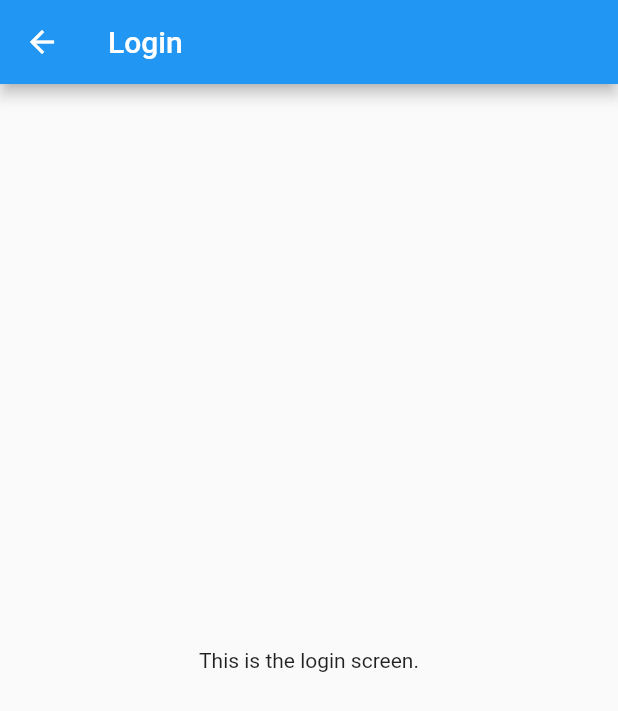
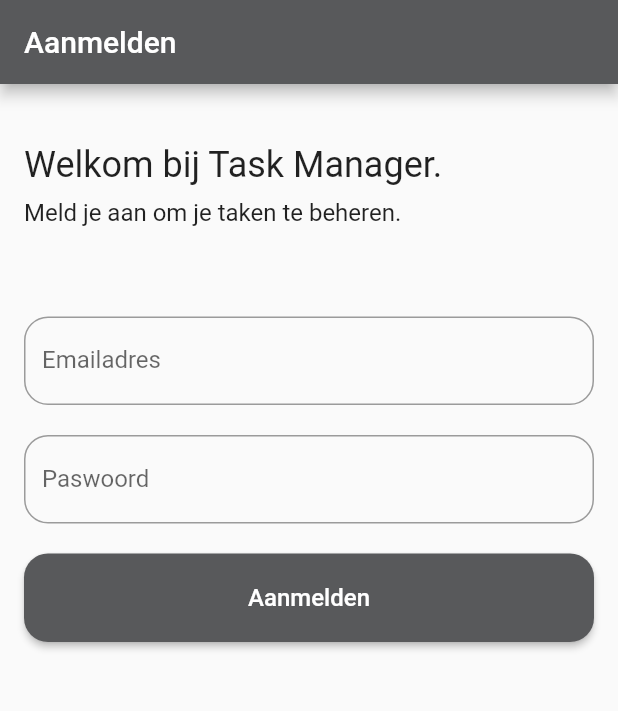
Before and after one commit to Talha-Bayansar/task-manager-flutter, a Flutter app: the screen it shows after launch, on a phone screen of 412 x 824 dp. Shown: the top 711 px of the screen. Run offline on Flutter 3.47's test engine with Material 2 defaults, Android fonts, the phone set to English and light mode, and no system bars; our stand-ins replace dio, email_validator, flutter_riverpod, shared_preferences.

```diff
--- a/lib/main.dart
+++ b/lib/main.dart
@@ -1,12 +1,18 @@
 import 'package:flutter/material.dart';
+import 'package:flutter_riverpod/flutter_riverpod.dart';
 import 'package:task_manager/screens/authentication/login/login_screen.dart';
 import 'package:task_manager/screens/home/home_screen.dart';
+import 'package:task_manager/theme/colors.dart';
 import 'package:task_manager/utillities/shared_prefs.dart';
 
-void main() {
+void main() async {
   WidgetsFlutterBinding.ensureInitialized();
-  SharedPrefs.init();
-  runApp(const MyApp());
+  await SharedPrefs.init();
+  runApp(
+    const ProviderScope(
+      child: MyApp(),
+    ),
+  );
 }
 
 class MyApp extends StatelessWidget {
@@ -17,12 +23,18 @@ class MyApp extends StatelessWidget {
     return MaterialApp(
       title: 'Task Manager',
       theme: ThemeData(
-        primarySwatch: Colors.blue,
+        primarySwatch: kGrey,
+        textTheme: const TextTheme(
+          button: TextStyle(
+            color: Colors.white,
+            fontSize: 16.0,
+          ),
+        ),
       ),
       initialRoute:
           SharedPrefs.instance.getString('jwt') != null ? '/' : '/login',
       routes: {
-        '/': (context) => const HomeScreen(),
+        '/': (context) => HomeScreen(),
         '/login': (context) => const LoginScreen(),
       },
     );
--- a/lib/screens/authentication/login/login_screen.dart
+++ b/lib/screens/authentication/login/login_screen.dart
@@ -1,4 +1,5 @@
 import 'package:flutter/material.dart';
+import 'package:task_manager/screens/authentication/login/widgets/login_form.dart';
 
 class LoginScreen extends StatelessWidget {
   static const routeName = '/login';
@@ -6,13 +7,43 @@ class LoginScreen extends StatelessWidget {
 
   @override
   Widget build(BuildContext context) {
-    return Scaffold(
-      appBar: AppBar(
-        title: const Text('Login'),
-      ),
-      body: const Center(
-        child: Text('This is the login screen.'),
-      ),
+    TextTheme textTheme = Theme.of(context).textTheme;
+    return WillPopScope(
+      onWillPop: () async {
+        if (Navigator.of(context).userGestureInProgress) {
+          return false;
+        } else {
+          return true;
+        }
+      },
+      child: Scaffold(
+          appBar: AppBar(
+            title: const Text('Aanmelden'),
+            automaticallyImplyLeading: false,
+          ),
+          body: ListView(
+            padding: const EdgeInsets.symmetric(horizontal: 16.0),
+            children: [
+              const SizedBox(
+                height: 40,
+              ),
+              Text(
+                'Welkom bij Task Manager.',
+                style: textTheme.headline5,
+              ),
+              const SizedBox(
+                height: 8,
+              ),
+              Text(
+                'Meld je aan om je taken te beheren.',
+                style: textTheme.subtitle1,
+              ),
+              const SizedBox(
+                height: 60,
+              ),
+              LoginForm(),
+            ],
+          )),
     );
   }
 }
--- /dev/null
+++ b/lib/screens/authentication/login/widgets/login_form.dart
@@ -0,0 +1,90 @@
+import 'package:email_validator/email_validator.dart';
+import 'package:flutter/material.dart';
+import 'package:flutter_riverpod/flutter_riverpod.dart';
+import 'package:task_manager/providers/user_provider.dart';
+import 'package:task_manager/widgets/custom_text_field.dart';
+import 'package:task_manager/widgets/submit_button.dart';
+
+class LoginForm extends StatelessWidget {
+  LoginForm({Key? key}) : super(key: key);
+  final GlobalKey<FormState> _formKey = GlobalKey<FormState>();
+  final TextEditingController _emailController = TextEditingController();
+  final TextEditingController _passwordController = TextEditingController();
+
+  String? validateEmail(String? value) {
+    if (value!.isNotEmpty) {
+      if (!EmailValidator.validate(value)) {
+        return 'Vul een geldig emailadres in.';
+      }
+    } else {
+      return 'Vul een geldig emailadres in.';
+    }
+  }
+
+  @override
+  Widget build(BuildContext context) {
+    return Form(
+      key: _formKey,
+      child: Column(
+        crossAxisAlignment: CrossAxisAlignment.stretch,
+        children: [
+          CustomTextField(
+            label: 'Emailadres',
+            controller: _emailController,
+            keyboardType: TextInputType.emailAddress,
+            validator: validateEmail,
+          ),
+          const SizedBox(
+            height: 20,
+          ),
+          CustomTextField(
+            label: 'Paswoord',
+            obscureText: true,
+            controller: _passwordController,
+            validator: (value) {
+              if (value!.length < 6) {
+                return 'Je paswoord moet minstens 6 karakters bevatten.';
+              }
+            },
+          ),
+          const SizedBox(
+            height: 20,
+          ),
+          Consumer(
+            builder: (context, ref, child) {
+              return SubmitButton(
+                title: 'Aanmelden',
+                onPressed: () async {
+                  if (_formKey.currentState!.validate()) {
+                    ScaffoldMessenger.of(context).showSnackBar(
+                      const SnackBar(
+                        content: Text("Aan het aanmelden..."),
+                        duration: Duration(seconds: 1),
+                      ),
+                    );
+                    try {
+                      await ref.read(userProvider).signIn(
+                          _emailController.text, _passwordController.text);
+                      Navigator.pushNamedAndRemoveUntil(
+                        context,
+                        '/',
+                        (route) => false,
+                      );
+                    } catch (e) {
+                      ScaffoldMessenger.of(context).showSnackBar(
+                        const SnackBar(
+                          content: Text(
+                              "Je hebt niet kunnen aanmelden. Probeer het opnieuw."),
+                        ),
+                      );
+                    }
+                  }
+                },
+              );
+            },
+          ),
+        ],
+      ),
+    );
+  }
+}
--- /dev/null
+++ b/lib/theme/colors.dart
@@ -0,0 +1,17 @@
+import 'package:flutter/material.dart';
+
+const MaterialColor kGrey = MaterialColor(
+  0xff58595B, // 0% comes in here, this will be color picked if no shade is selected when defining a Color property which doesn’t require a swatch.
+  {
+    50: Color(0xffc9c9c9), //10%
+    100: Color(0xffC9C9C9), //20%
+    200: Color(0xffACADAD), //30%
+    300: Color(0xff919193), //40%
+    400: Color(0xff747577), //50%
+    500: Color(0xff58595B), //60%
+    600: Color(0xff464749), //70%
+    700: Color(0xff353537), //80%
+    800: Color(0xff232424), //90%
+    900: Color(0xff121212), //100%
+  },
+);
--- /dev/null
+++ b/lib/utillities/constants.dart
@@ -0,0 +1 @@
+String kApiUrl = 'http://192.168.0.7:1337';
--- /dev/null
+++ b/lib/widgets/custom_text_field.dart
@@ -0,0 +1,35 @@
+import 'package:flutter/material.dart';
+
+class CustomTextField extends StatelessWidget {
+  final String label;
+  final String? Function(String?)? validator;
+  final bool obscureText;
+  final TextEditingController controller;
+  final TextInputType? keyboardType;
+  const CustomTextField({
+    Key? key,
+    required this.label,
+    this.validator,
+    this.obscureText = false,
+    required this.controller,
+    this.keyboardType,
+  }) : super(key: key);
+
+  @override
+  Widget build(BuildContext context) {
+    return TextFormField(
+      validator: validator,
+      obscureText: obscureText,
+      controller: controller,
+      keyboardType: keyboardType,
+      decoration: InputDecoration(
+        label: Text(label),
+        border: const OutlineInputBorder(
+          borderRadius: BorderRadius.all(
+            Radius.circular(16),
+          ),
+        ),
+      ),
+    );
+  }
+}
--- /dev/null
+++ b/lib/widgets/submit_button.dart
@@ -0,0 +1,35 @@
+import 'package:flutter/material.dart';
+
+class SubmitButton extends StatelessWidget {
+  final String title;
+  final void Function()? onPressed;
+  const SubmitButton({
+    Key? key,
+    required this.title,
+    this.onPressed,
+  }) : super(key: key);
+
+  @override
+  Widget build(BuildContext context) {
+    TextTheme textTheme = Theme.of(context).textTheme;
+    return ElevatedButton(
+      onPressed: onPressed,
+      child: Text(
+        title,
+        style: textTheme.button,
+      ),
+      style: ButtonStyle(
+        padding: MaterialStateProperty.all(
+          const EdgeInsets.symmetric(vertical: 20.0),
+        ),
+        shape: MaterialStateProperty.all(
+          const RoundedRectangleBorder(
+            borderRadius: BorderRadius.all(
+              Radius.circular(16.0),
+            ),
+          ),
+        ),
+      ),
+    );
+  }
+}
--- a/pubspec.yaml
+++ b/pubspec.yaml
@@ -37,6 +37,8 @@ dependencies:
   flutter_riverpod: ^1.0.1
   shared_preferences: ^2.0.9
   dio: ^4.0.4
+  beamer: ^0.14.1
+  email_validator: ^2.0.1
 
 dev_dependencies:
   flutter_test:
```
Also changed, not shown: lib/models/user.dart (added, +13 -0 lines), lib/providers/user_provider.dart (added, +33 -0 lines), lib/screens/home/home_screen.dart (+43 -3 lines), pubspec.lock, 7 other files.
